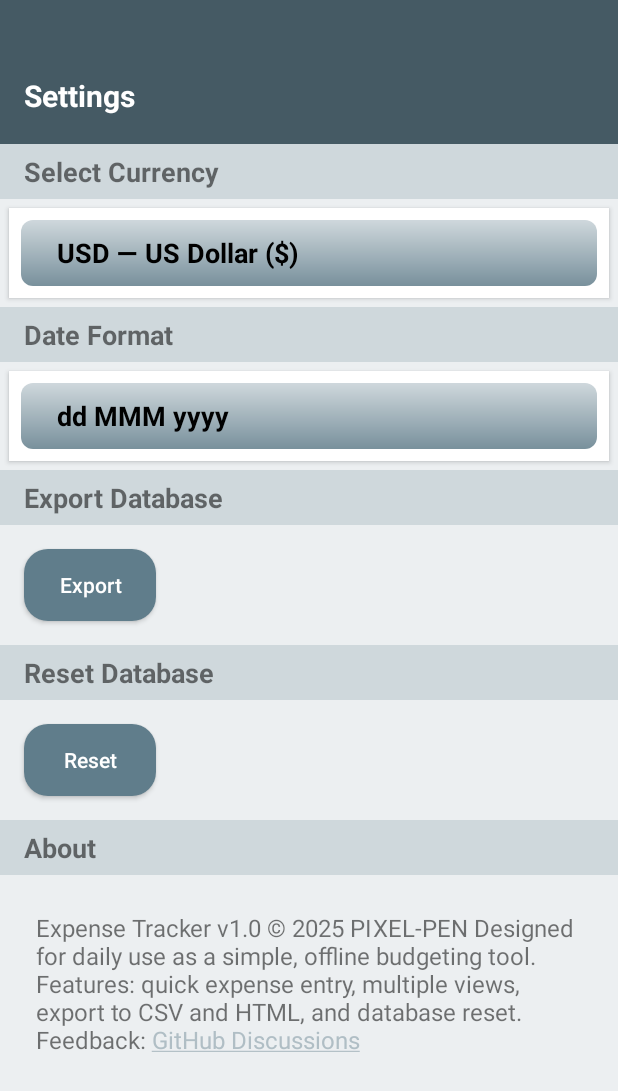
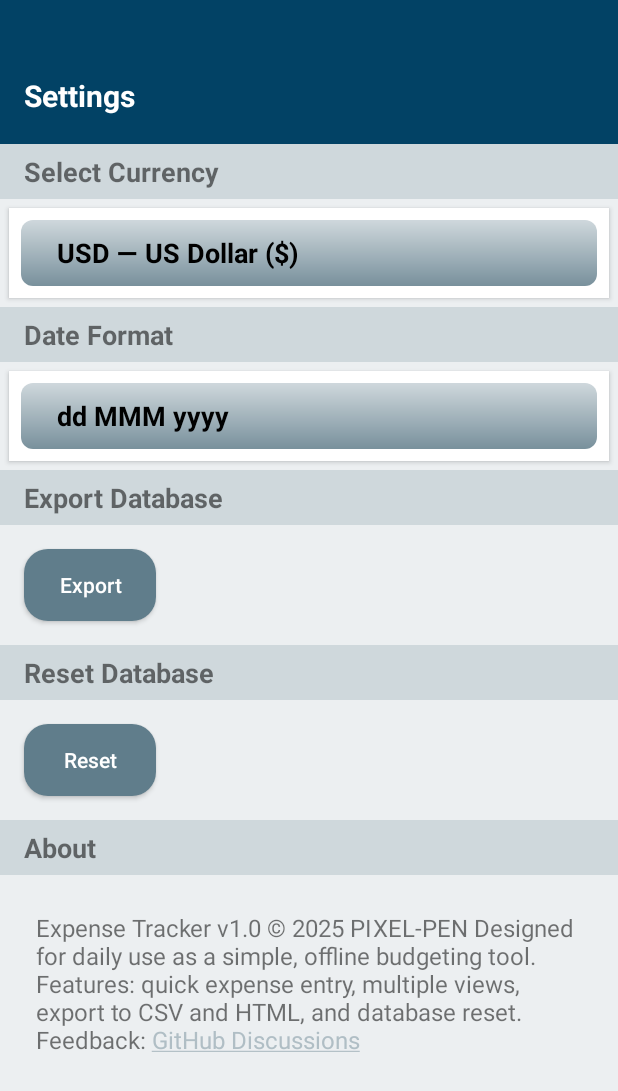
Before and after one commit to PIXEL-PEN/Where-It-Went, an Android app: the SettingsActivity screen opened directly, with no data from a screen before it, on a phone screen of 412 x 824 dp. Shown: the top 1091 px of the screen. Run offline under Robolectric (Android 15) with nearby library versions, the phone set to English and light mode, and no system bars.

Commit message:
UI finalized: deep-blue consistency restored across all screens (incl. Settings)

```diff
--- a/app/src/main/res/layout/activity_date_wise.xml
+++ b/app/src/main/res/layout/activity_date_wise.xml
@@ -17,7 +17,8 @@
         android:textSize="20sp"
         android:textStyle="bold"
         android:textColor="@android:color/white"
-        android:background="#455A64" />
+        android:background="@color/colorPrimary"
+        />
 
     <!-- Scrollable expenses list -->
     <ScrollView
--- a/app/src/main/res/layout/activity_month_wise.xml
+++ b/app/src/main/res/layout/activity_month_wise.xml
@@ -16,7 +16,7 @@
         android:textColor="@android:color/white"
         android:textSize="20sp"
         android:textStyle="bold"
-        android:background="#455A64" />
+        android:background="@color/colorPrimary" />
 
     <!-- Scrollable container that Java populates -->
     <ScrollView xmlns:android="http://schemas.android.com/apk/res/android"
--- a/app/src/main/res/layout/activity_settings.xml
+++ b/app/src/main/res/layout/activity_settings.xml
@@ -20,7 +20,7 @@
             android:textColor="@android:color/white"
             android:textSize="20sp"
             android:textStyle="bold"
-            android:background="#455A64" />
+            android:background="@color/colorPrimary" />
 
         <!-- Select Currency -->
         <TextView
--- a/app/src/main/res/layout/activity_view_all.xml
+++ b/app/src/main/res/layout/activity_view_all.xml
@@ -16,7 +16,8 @@
         android:textColor="@android:color/white"
         android:textSize="20sp"
         android:textStyle="bold"
-        android:background="#455A64" />
+        android:background="@color/colorPrimary"
+        />
 
     <LinearLayout
         android:layout_width="match_parent"
```
